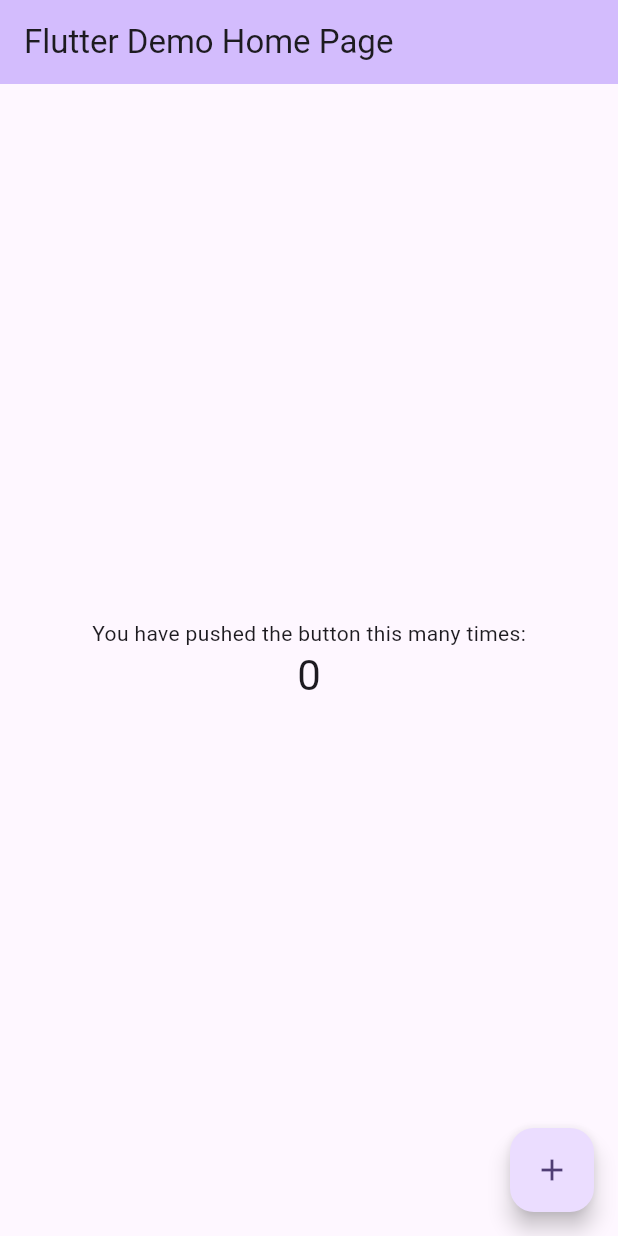
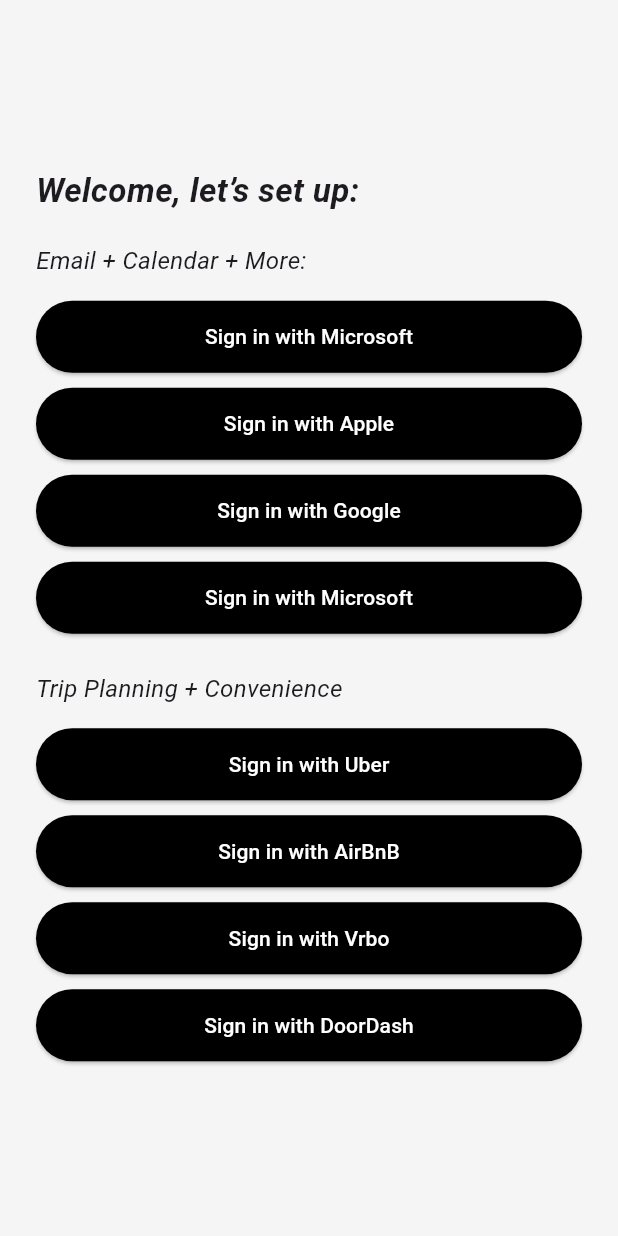
Before and after one commit to clee140/Nova, a Flutter app: the screen it shows after launch, on a phone screen of 412 x 824 dp. Run offline on Flutter 3.47's test engine with Material 3 defaults, Android fonts, the phone set to English and light mode, and no system bars.

Commit message:
Login page v1

```diff
--- /dev/null
+++ b/boilermake25/lib/login.dart
@@ -0,0 +1,91 @@
+import 'package:flutter/material.dart';
+class MyApp extends StatelessWidget {
+  @override
+  Widget build(BuildContext context) {
+    return MaterialApp(
+      home: Login(),
+    );
+  }
+}
+class Login extends StatelessWidget {
+  @override
+  Widget build(BuildContext context) {
+    return Scaffold(
+      backgroundColor: Colors.grey.shade100, // Light background like the image
+      body: Center(
+        child: Padding(
+          padding: EdgeInsets.all(24.0),
+          child: Column(
+            crossAxisAlignment: CrossAxisAlignment.start,
+            mainAxisSize: MainAxisSize.min, // Shrink-wrap content
+            children: [
+              // Title
+              Text(
+                "Welcome, let’s set up:",
+                style: TextStyle(
+                  fontSize: 22,
+                  fontWeight: FontWeight.bold,
+                  fontStyle: FontStyle.italic,
+                ),
+              ),
+              SizedBox(height: 20),
+
+              // First section
+              _buildSection("Email + Calendar + More:", [
+                "Sign in with Microsoft",
+                "Sign in with Apple",
+                "Sign in with Google",
+                "Sign in with Microsoft",
+              ]),
+
+              SizedBox(height: 20),
+
+              // Second section
+              _buildSection("Trip Planning + Convenience", [
+                "Sign in with Uber",
+                "Sign in with AirBnB",
+                "Sign in with Vrbo",
+                "Sign in with DoorDash",
+              ]),
+            ],
+          ),
+        ),
+      ),
+    );
+  }
+
+  Widget _buildSection(String title, List<String> buttons) {
+    return Column(
+      crossAxisAlignment: CrossAxisAlignment.start,
+      children: [
+        // Section title
+        Text(
+          title,
+          style: TextStyle(fontSize: 16, fontStyle: FontStyle.italic),
+        ),
+        SizedBox(height: 10),
+
+        // Buttons
+        Column(
+          children: buttons.map((label) {
+            return Padding(
+              padding: const EdgeInsets.symmetric(vertical: 5),
+              child: SizedBox(
+                width: double.infinity, // Full width
+                child: ElevatedButton(
+                  style: ElevatedButton.styleFrom(
+                    backgroundColor: Colors.black, // Matches the image
+                    foregroundColor: Colors.white, // White text
+                    padding: EdgeInsets.symmetric(vertical: 14),
+                  ),
+                  onPressed: () {},
+                  child: Text(label),
+                ),
+              ),
+            );
+          }).toList(),
+        ),
+      ],
+    );
+  }
+}
--- a/boilermake25/lib/main.dart
+++ b/boilermake25/lib/main.dart
@@ -1,3 +1,4 @@
+import 'package:boilermake25/login.dart';
 import 'package:flutter/material.dart';
 
 void main() {
@@ -30,7 +31,8 @@
         // tested with just a hot reload.
         colorScheme: ColorScheme.fromSeed(seedColor: Colors.deepPurple),
       ),
-      home: const MyHomePage(title: 'Flutter Demo Home Page'),
+      // home: const MyHomePage(title: 'Flutter Demo Home Page'),
+      home: Login()
     );
   }
 }
```
